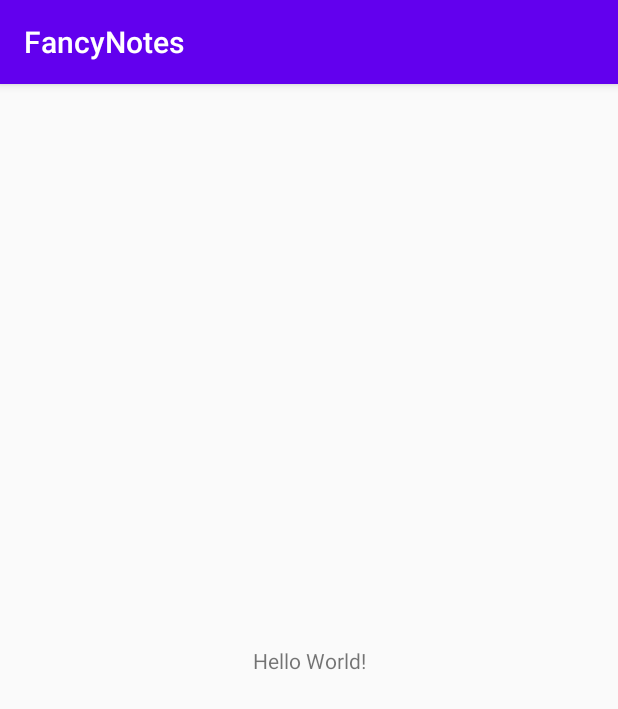
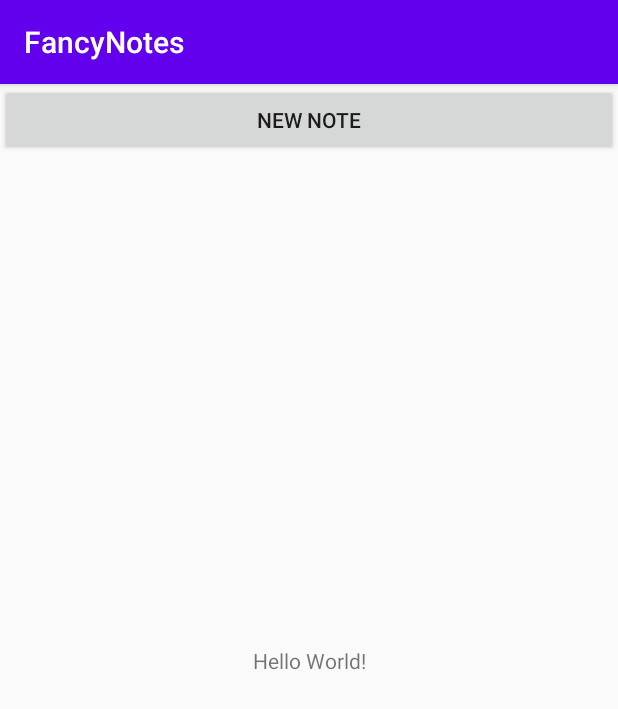
Before and after one commit to maijav/fancynotes, an Android app: the screen it shows after launch (MainActivity), on a phone screen of 412 x 824 dp. Shown: the top 709 px of the screen. Run offline under Robolectric (Android 15) with nearby library versions, the phone set to English and light mode, and no system bars.

Commit message:
Create a new activity for making new notes and a button to get to the new activity.
Create a new activity for making new notes and a button to the main activity that when clicked leads via intent to the new note activity.

```diff
--- a/app/src/main/AndroidManifest.xml
+++ b/app/src/main/AndroidManifest.xml
@@ -16,6 +16,7 @@
                 <category android:name="android.intent.category.LAUNCHER" />
             </intent-filter>
         </activity>
+        <activity android:name=".NewNoteActivity"/>
     </application>
 
 </manifest>
--- a/app/src/main/res/layout/activity_main.xml
+++ b/app/src/main/res/layout/activity_main.xml
@@ -14,5 +14,11 @@
         app:layout_constraintLeft_toLeftOf="parent"
         app:layout_constraintRight_toRightOf="parent"
         app:layout_constraintTop_toTopOf="parent" />
+    <Button
+        android:layout_width="match_parent"
+        android:layout_height="wrap_content"
+        android:id="@+id/newNote"
+        android:onClick="createNewNote"
+        android:text="New note"/>
 
 </androidx.constraintlayout.widget.ConstraintLayout>
```
Also changed, not shown: app/src/main/java/fi/example/fancynotes/MainActivity.java (+7 -0 lines).
